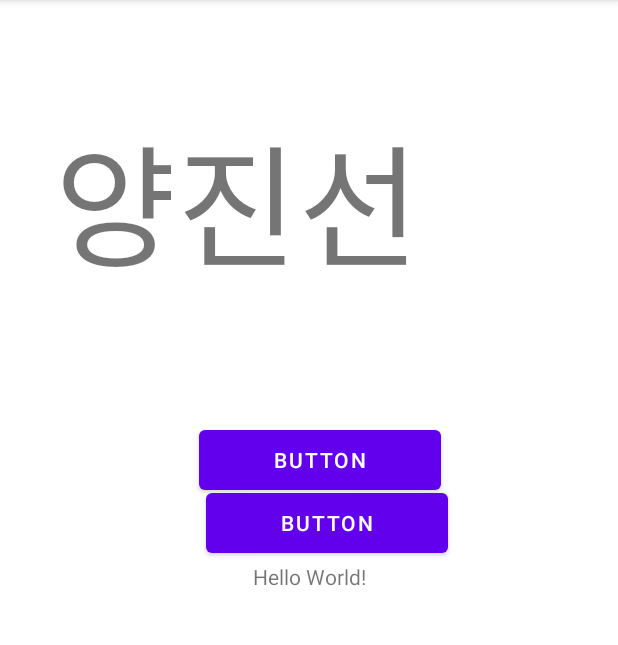
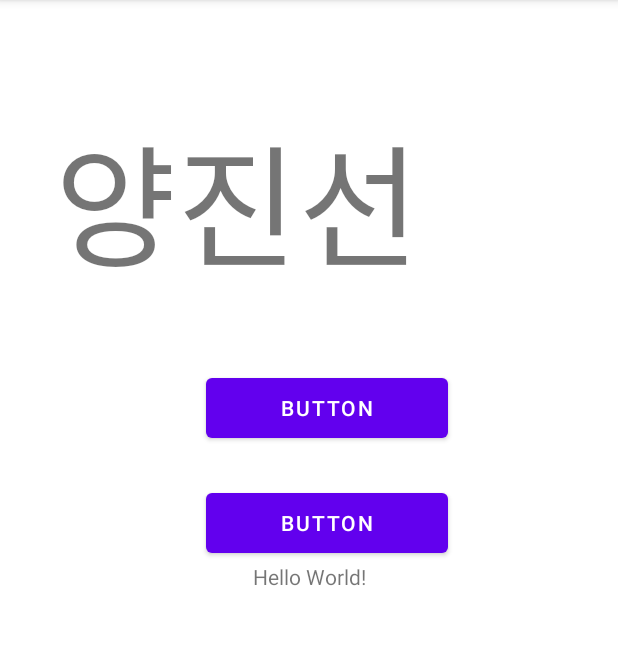
Before and after one commit to minju0213/Cooknote, an Android app: the screen it shows after launch (MainActivity), on a phone screen of 412 x 824 dp, the part 84-729 px from its top. Run offline under Robolectric (Android 15) with nearby library versions, the phone set to English and light mode, and no system bars.

Commit message:
02.23 - 양진선 텍스트 - 버튼 위치 조절 2

```diff
--- a/app/src/main/res/layout/activity_main.xml
+++ b/app/src/main/res/layout/activity_main.xml
@@ -23,10 +23,10 @@
         android:text="Button"
         app:layout_constraintBottom_toTopOf="@+id/textView4"
         app:layout_constraintEnd_toEndOf="parent"
-        app:layout_constraintHorizontal_bias="0.529"
+        app:layout_constraintHorizontal_bias="0.548"
         app:layout_constraintStart_toStartOf="parent"
         app:layout_constraintTop_toTopOf="parent"
-        app:layout_constraintVertical_bias="0.87" />
+        app:layout_constraintVertical_bias="0.763" />
 
     <Button
         android:id="@+id/button2"
```
